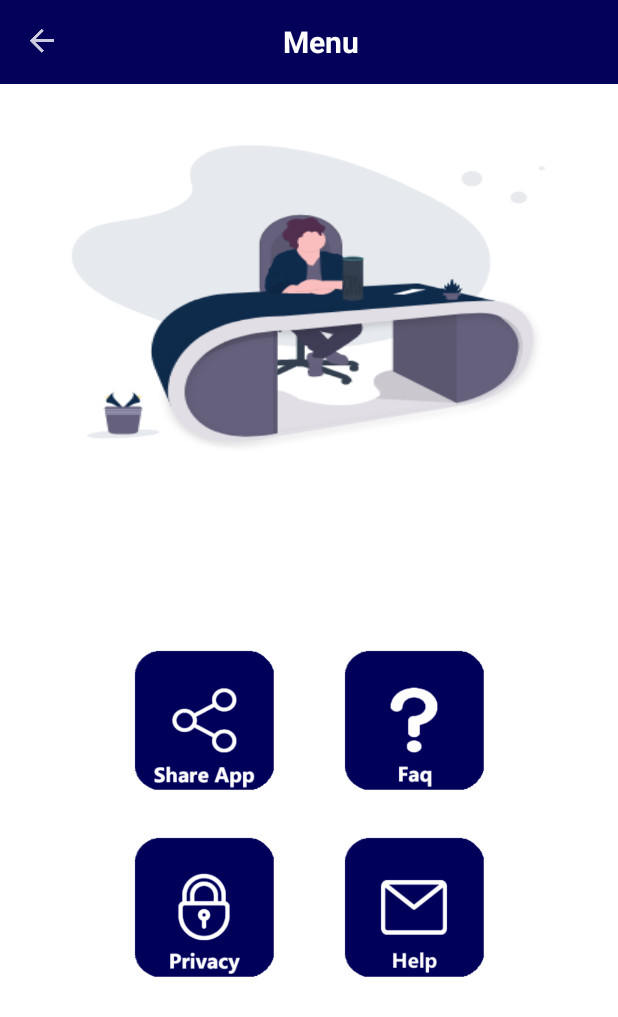
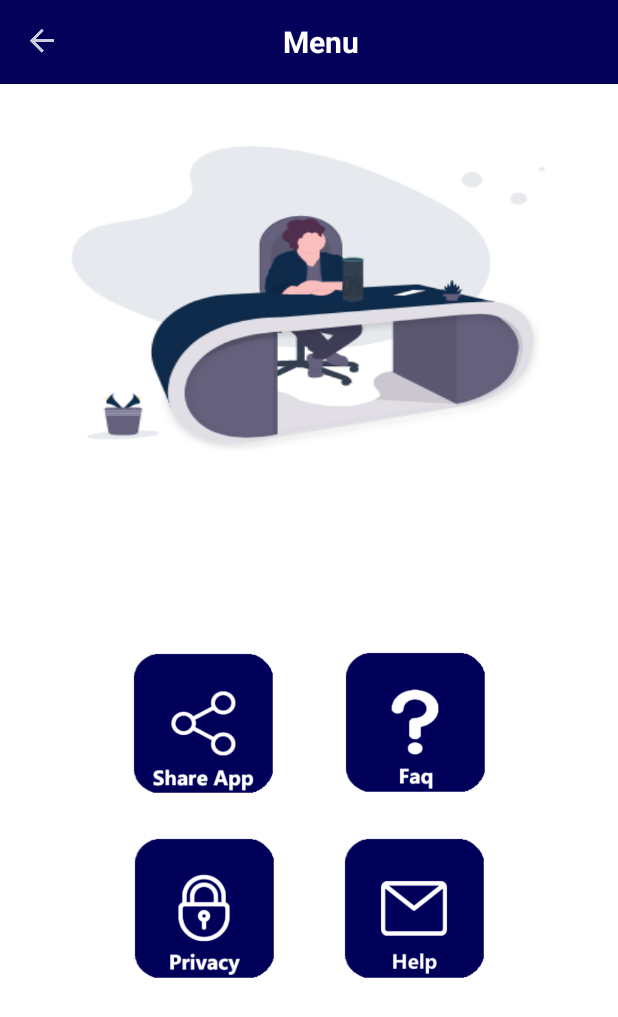
Before and after one commit to elijahkinyamal/xprovpn, an Android app: the MenuActivity screen opened directly, with no data from a screen before it, on a phone screen of 412 x 824 dp. Shown: the top 1017 px of the screen. Run offline under Robolectric (Android 15) with nearby library versions, the phone set to English and light mode, and no system bars; our stand-ins replace ButterKnife; 1 statement that could not run was skipped.

Commit message:
Update activity_menu.xml

```diff
--- a/src/main/res/layout/activity_menu.xml
+++ b/src/main/res/layout/activity_menu.xml
@@ -18,13 +18,13 @@
         <RelativeLayout
             android:id="@+id/main"
             android:layout_width="match_parent"
-            android:layout_height="280dp">
+            android:layout_height="281dp">
 
 
             <LinearLayout
                 android:layout_width="match_parent"
                 android:layout_height="wrap_content"
-                android:layout_margin="15dp"
+                android:layout_margin="16dp"
                 android:gravity="center"
                 android:orientation="vertical">
 
@@ -53,14 +53,14 @@
 
                 android:layout_width="match_parent"
                 android:layout_height="wrap_content"
-                android:layout_margin="10dp"
+                android:layout_margin="11dp"
                 android:gravity="center_horizontal"
                 android:orientation="horizontal">
 
                 <ImageView
                     android:id="@+id/imgshare"
                     android:layout_width="100dp"
-                    android:layout_height="100dp"
+                    android:layout_height="101dp"
                     android:layout_marginLeft="20dp"
                     android:layout_marginRight="20dp"
                     android:focusable="true"
@@ -70,7 +70,7 @@
                     android:id="@+id/imgfaq"
                     android:layout_width="100dp"
                     android:layout_height="100dp"
-                    android:layout_marginLeft="20dp"
+                    android:layout_marginLeft="21dp"
                     android:layout_marginRight="20dp"
                     android:focusable="true"
                     android:src="@drawable/faq" />
@@ -78,7 +78,7 @@
 
             <LinearLayout
                 android:layout_width="match_parent"
-                android:layout_height="300dp"
+                android:layout_height="301dp"
                 android:layout_marginTop="20dp"
                 android:gravity="center"
                 android:orientation="horizontal">
@@ -86,7 +86,7 @@
                 <ImageView
                     android:id="@+id/imgprivacy"
                     android:layout_width="100dp"
-                    android:layout_height="100dp"
+                    android:layout_height="101dp"
                     android:layout_marginLeft="20dp"
                     android:layout_marginTop="20dp"
                     android:layout_marginRight="20dp"
@@ -97,7 +97,7 @@
                 <ImageView
                     android:id="@+id/imgabout"
                     android:layout_width="100dp"
-                    android:layout_height="100dp"
+                    android:layout_height="101dp"
                     android:layout_marginLeft="20dp"
                     android:layout_marginTop="20dp"
                     android:layout_marginRight="20dp"
```
